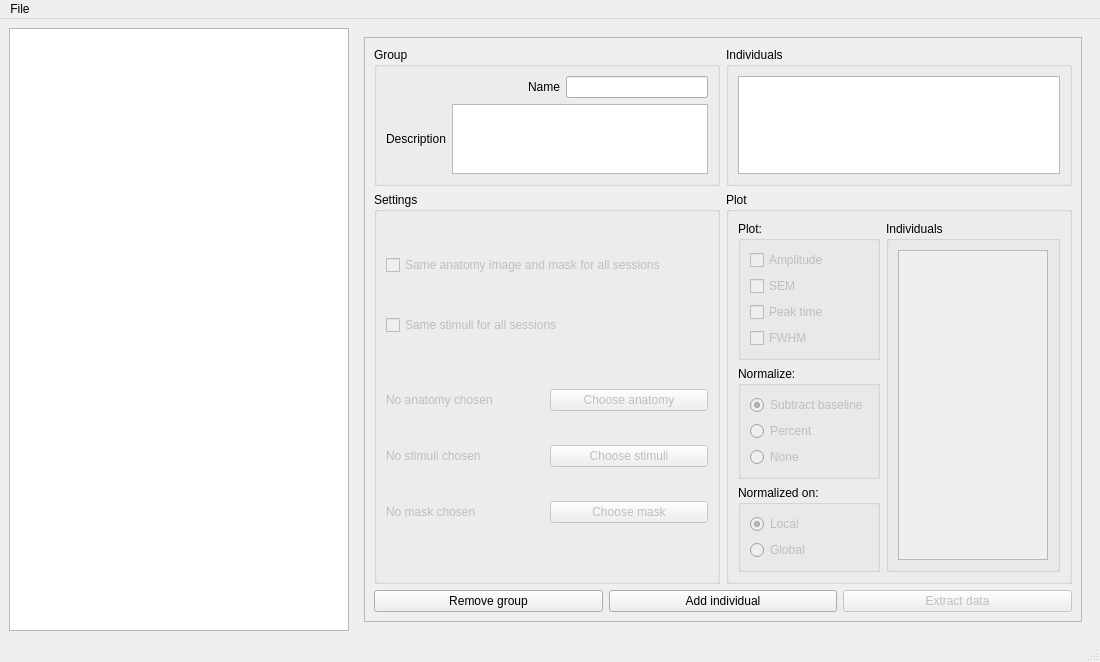
First picture: the form in src/ui/mainwindow.ui, repository pfechd/jabe, before the edit.
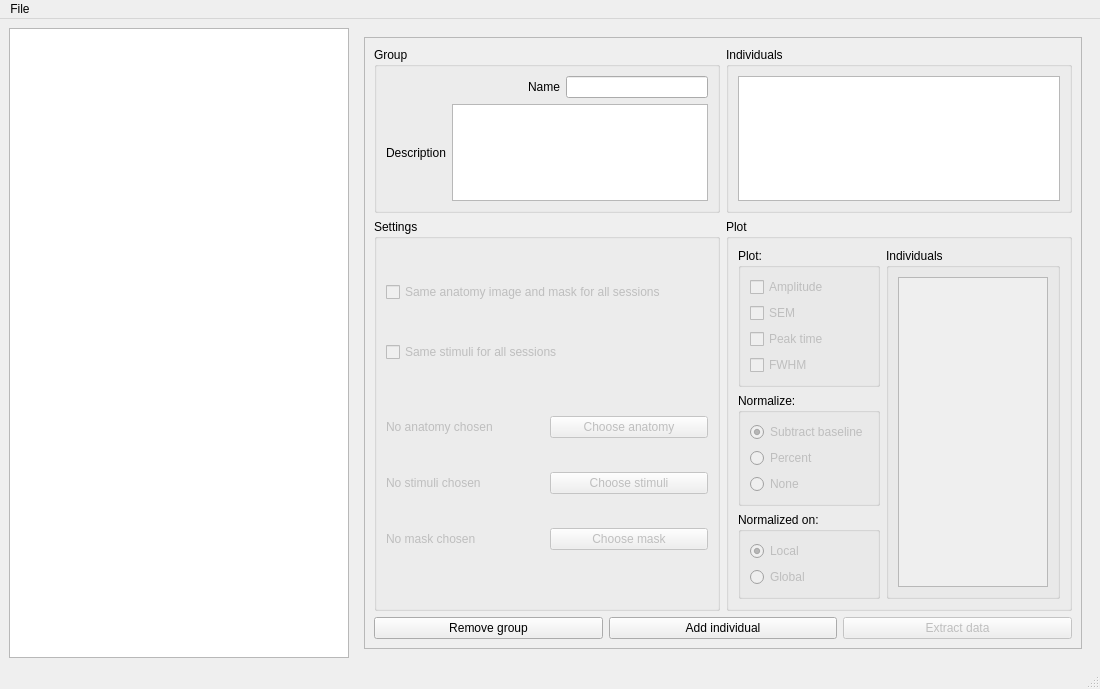
Second picture: the form after the edit. The open tabs and pages were chosen to show the change.

Commit message: Add exit function in mainwindow in gui

The edit to the form file:
```diff
--- a/src/ui/mainwindow.ui
+++ b/src/ui/mainwindow.ui
@@ -7,7 +7,7 @@
     <x>0</x>
     <y>0</y>
     <width>1100</width>
-    <height>653</height>
+    <height>689</height>
    </rect>
   </property>
   <property name="windowTitle">
@@ -501,15 +501,15 @@
                        <rect>
                         <x>0</x>
                         <y>0</y>
-                        <width>148</width>
-                        <height>244</height>
+                        <width>134</width>
+                        <height>20</height>
                        </rect>
                       </property>
                       <layout class="QHBoxLayout" name="horizontalLayout_4">
                        <item>
                         <layout class="QVBoxLayout" name="individuals_plot">
                          <property name="spacing">
-                          <number>-1</number>
+                          <number>6</number>
                          </property>
                          <property name="topMargin">
                           <number>0</number>
```
Left out of the diff: 11 changed lines with no effect on the pictures. The commit also changes 2 other files.
